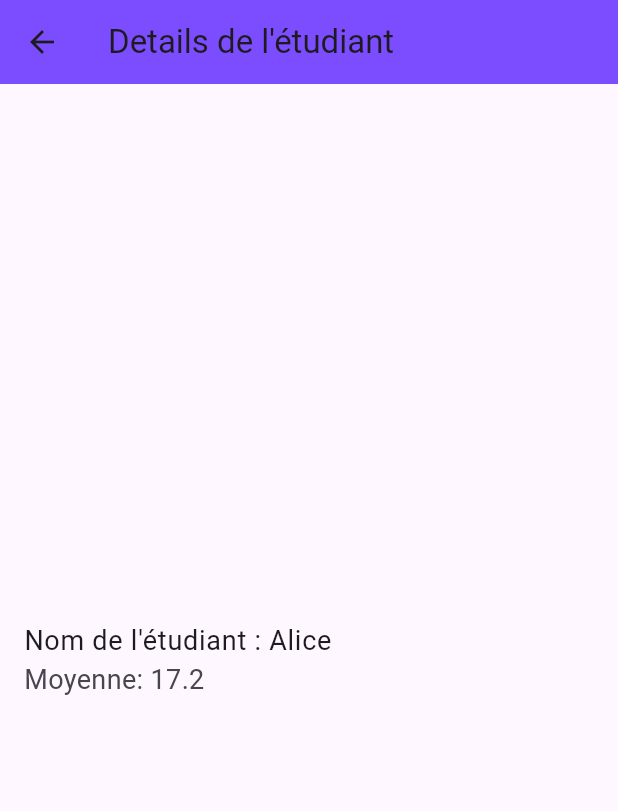
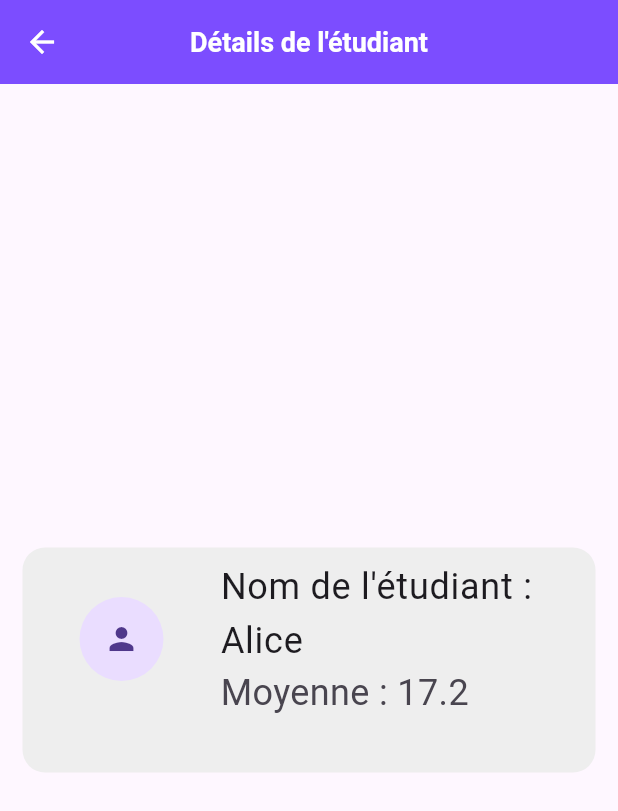
Before and after one commit to dielousseynou08-ops/TD05_flutter-Test-Debug, a Flutter app: the screen it shows after launch, after a tap on an icon or button, on a phone screen of 412 x 824 dp. Shown: the top 811 px of the screen. Run offline on Flutter 3.47's test engine with Material 3 defaults, Android fonts, the light colour scheme and no system bars.

Commit message:
main.dart

```diff
--- a/lib/main.dart
+++ b/lib/main.dart
@@ -1,3 +1,4 @@
+import 'package:appnoteetudiant/pages/detail_page.dart';
 import 'package:appnoteetudiant/widgets/widget_class_etudiant.dart';
 import 'package:flutter/material.dart';
 
@@ -11,12 +12,17 @@ class MyApp extends StatelessWidget {
   Widget build(BuildContext context) {
     return MaterialApp(
       title: 'Liste de Note Etudiant !',
-      home: HomePage(),
-      routes: {'/details': (context) => DetailPage()},
+      //home: HomePage(),
+      initialRoute: '/',
+      routes: {
+        '/': (context) => HomePage(),
+        '/details': (context) => const DetailPage(),
+      },
     );
   }
 }
 
+//début de la page d'accueil
 class HomePage extends StatelessWidget {
   final List<Etudiants> etudiants = [
     Etudiants(name: 'Alice', moyenne: 17.2),
@@ -32,6 +38,7 @@ class HomePage extends StatelessWidget {
     return Scaffold(
       appBar: AppBar(
         backgroundColor: Colors.deepPurpleAccent,
+        centerTitle: true,
         title: Text(
           'Liste des Etudiants !',
           style: TextStyle(
@@ -54,7 +61,8 @@ class HomePage extends StatelessWidget {
 
           const SizedBox(height: 25),
 
-          ListView.builder(
+          Expanded(
+            child: ListView.builder(
               shrinkWrap: true,
               itemCount: etudiants.length,
               itemBuilder: (context, index) {
@@ -74,6 +82,7 @@ class HomePage extends StatelessWidget {
                   ),
                 );
               },
+            ),
           ),
 
           const SizedBox(height: 15),
@@ -106,6 +115,7 @@ class HomePage extends StatelessWidget {
   }
 }
 
+// la fonction de de calcule de moyenne
 double calculateMoyenne(List<Etudiants> etudiants) {
   double totale = 0.0;
 
@@ -135,35 +145,3 @@ void moyenneAlertDialogue(BuildContext context, double average) {
     },
   );
 }
-
-class DetailPage extends StatelessWidget {
-  const DetailPage({super.key});
-
-  @override
-  Widget build(BuildContext context) {
-    final etudiant = ModalRoute.of(context)!.settings.arguments as Etudiants;
-    return Scaffold(
-      appBar: AppBar(
-        backgroundColor: Colors.deepPurpleAccent,
-        title: Text("Details de l'étudiant"),
-      ),
-      body: Center(
-        child: Column(
-          mainAxisAlignment: MainAxisAlignment.center,
-          children: [
-            ListTile(
-              title: Text(
-                "Nom de l'étudiant : ${etudiant.name}",
-                style: TextStyle(fontSize: 18),
-              ),
-              subtitle: Text(
-                "Moyenne: ${etudiant.moyenne}",
-                style: TextStyle(fontSize: 18),
-              ),
-            ),
-          ],
-        ),
-      ),
-    );
-  }
-}
--- a/lib/pages/detail_page.dart
+++ b/lib/pages/detail_page.dart
@@ -6,20 +6,38 @@ class DetailPage extends StatelessWidget {
 
   @override
   Widget build(BuildContext context) {
-    final etudiant = ModalRoute.of(context)!.settings.arguments as Etudiants;
+    // securité de validation
+
+    final args = ModalRoute.of(context)?.settings.arguments;
+    if (args == null || args is! Etudiants) {
       return Scaffold(
         appBar: AppBar(
           centerTitle: true,
-        backgroundColor: Colors.deepPurpleAccent,
           leading: IconButton(
             onPressed: () {
               Navigator.pop(context);
             },
             icon: Icon(Icons.arrow_back, color: Colors.white),
           ),
+          title: const Text("Erreur", style: TextStyle(color: Colors.white)),
+          backgroundColor: Theme.of(context).primaryColor,
+        ),
+        body: const Center(child: Text("Aucun étudiant trouvé.")),
+      );
+    }
 
-        title: Text(
-          "Details de l'étudiant",
+    final etudiant = args;
+
+    return Scaffold(
+      appBar: AppBar(
+        centerTitle: true,
+        backgroundColor: Colors.deepPurpleAccent,
+        leading: IconButton(
+          icon: const Icon(Icons.arrow_back, color: Colors.white),
+          onPressed: () => Navigator.pop(context),
+        ),
+        title: const Text(
+          "Détails de l'étudiant",
           style: TextStyle(
             color: Colors.white,
             fontSize: 18,
@@ -28,31 +46,25 @@ class DetailPage extends StatelessWidget {
         ),
       ),
       body: Center(
-        child: Column(
-          mainAxisAlignment: MainAxisAlignment.center,
-          children: [
-            CircleAvatar(radius: 50, child: Icon(Icons.person)),
-            Container(
-              margin: EdgeInsets.all(25),
+        child: Container(
+          margin: EdgeInsets.all(15),
           height: 150,
           width: double.infinity,
-              alignment: Alignment.center,
           decoration: BoxDecoration(
             borderRadius: BorderRadius.circular(15),
             color: Colors.grey[200],
           ),
           child: ListTile(
+            leading: CircleAvatar(radius: 50, child: Icon(Icons.person)),
             title: Text(
               "Nom de l'étudiant : ${etudiant.name}",
-                  style: TextStyle(fontSize: 24),
+              style: const TextStyle(fontSize: 24),
             ),
             subtitle: Text(
-                  "Moyenne: ${etudiant.moyenne}",
-                  style: TextStyle(fontSize: 24),
+              "Moyenne : ${etudiant.moyenne}",
+              style: const TextStyle(fontSize: 24),
             ),
           ),
-            ),
-          ],
         ),
       ),
     );
```
Also changed, not shown: 3 other files. Lines whose indentation alone changed are shown as unchanged.
